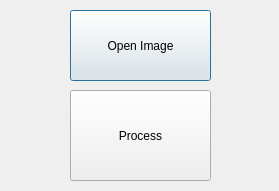
Before: the Qt Designer form dialog.ui in manashmandal/OpenCV-With-QT-Quick-Demo, drawn with Qt 5.
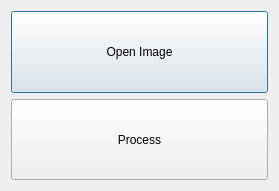
After: the same form once the commit is applied.

Commit message: Added responsive feature

Diff of the .ui file:
```diff
--- a/dialog.ui
+++ b/dialog.ui
@@ -13,32 +13,34 @@
   <property name="windowTitle">
    <string>Dialog</string>
   </property>
+  <layout class="QGridLayout" name="gridLayout">
+   <item row="0" column="0">
   <widget class="QPushButton" name="pushButton">
-   <property name="geometry">
-    <rect>
-     <x>70</x>
-     <y>10</y>
-     <width>141</width>
-     <height>71</height>
-    </rect>
+     <property name="sizePolicy">
+      <sizepolicy hsizetype="Minimum" vsizetype="Expanding">
+       <horstretch>0</horstretch>
+       <verstretch>0</verstretch>
+      </sizepolicy>
    </property>
    <property name="text">
     <string>Open Image</string>
    </property>
   </widget>
+   </item>
+   <item row="1" column="0">
   <widget class="QPushButton" name="pushButton_2">
-   <property name="geometry">
-    <rect>
-     <x>70</x>
-     <y>90</y>
-     <width>141</width>
-     <height>91</height>
-    </rect>
+     <property name="sizePolicy">
+      <sizepolicy hsizetype="Minimum" vsizetype="Expanding">
+       <horstretch>0</horstretch>
+       <verstretch>0</verstretch>
+      </sizepolicy>
    </property>
    <property name="text">
     <string>Process</string>
    </property>
   </widget>
+   </item>
+  </layout>
  </widget>
  <layoutdefault spacing="6" margin="11"/>
  <resources/>
```
Lines whose indentation alone changed are shown as unchanged.
